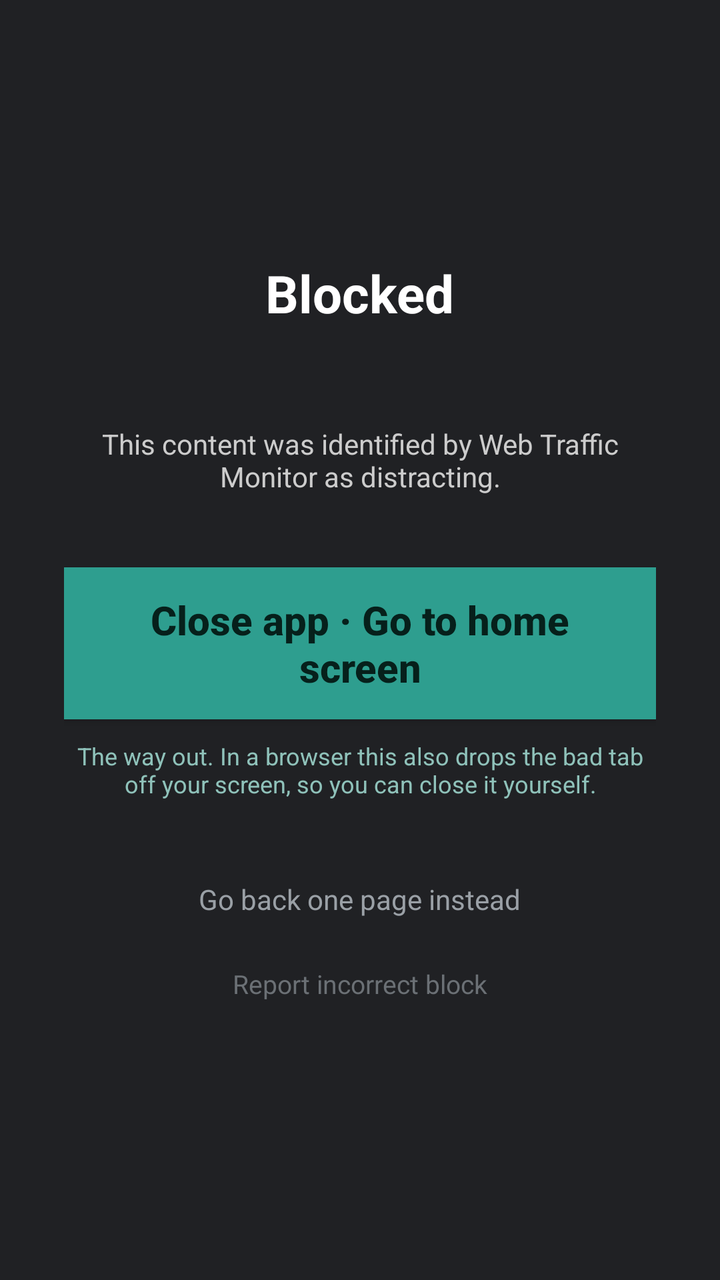
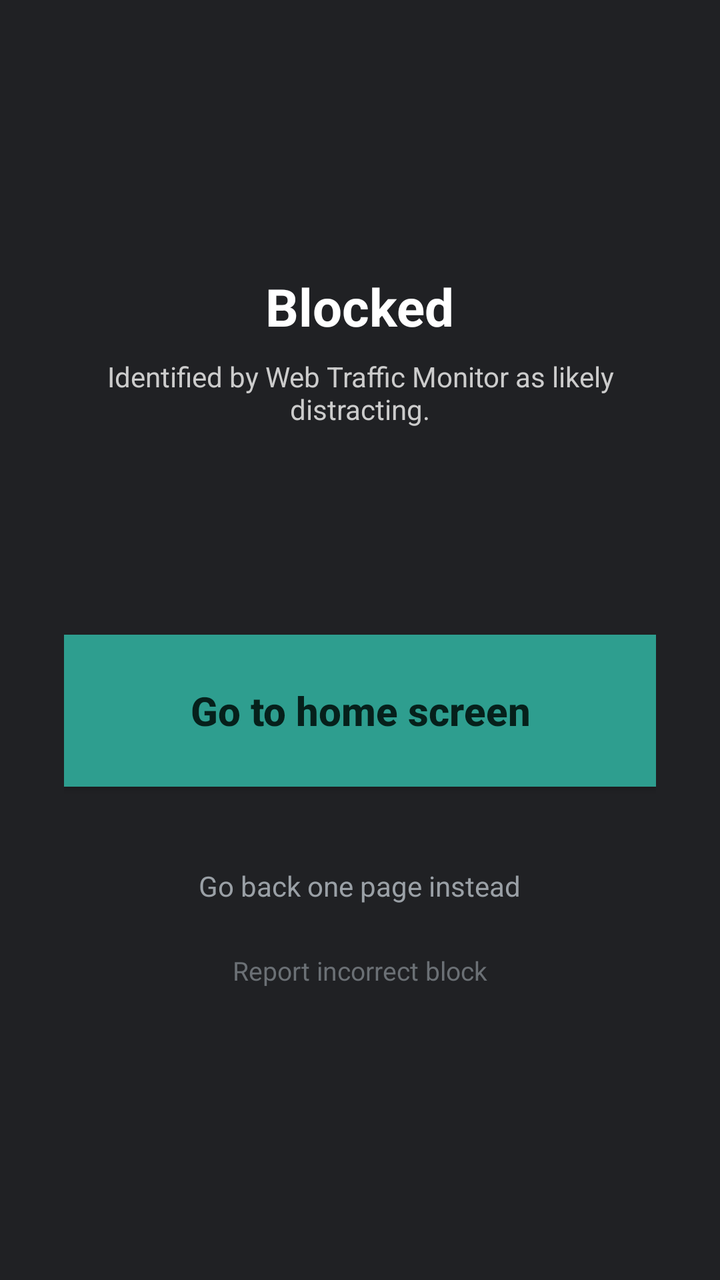

Screens rendered from an Android XML layout before and after an edit, with the pre-edit source and the edit as a unified diff.
<!-- AndroidManifest.xml: application theme Theme.WebTrafficMonitor -->
<!-- res/layout/overlay_block.xml -->
<?xml version="1.0" encoding="utf-8"?>
<LinearLayout xmlns:android="http://schemas.android.com/apk/res/android"
    android:layout_width="match_parent"
    android:layout_height="match_parent"
    android:background="#FF202124"
    android:gravity="center"
    android:orientation="vertical"
    android:padding="32dp">

    <TextView
        android:layout_width="wrap_content"
        android:layout_height="wrap_content"
        android:text="@string/block_title"
        android:textColor="#FFFFFF"
        android:textSize="26sp"
        android:textStyle="bold" />

    <TextView
        android:id="@+id/block_reason"
        android:layout_width="match_parent"
        android:layout_height="wrap_content"
        android:layout_marginTop="12dp"
        android:gravity="center"
        android:textColor="#FFD54F"
        android:textSize="18sp" />

    <TextView
        android:layout_width="match_parent"
        android:layout_height="wrap_content"
        android:layout_marginTop="12dp"
        android:gravity="center"
        android:text="@string/block_explanation"
        android:textColor="#CCCCCC"
        android:textSize="14sp" />

    
    <Button
        android:id="@+id/btn_leave"
        android:layout_width="match_parent"
        android:layout_height="wrap_content"
        android:layout_marginTop="36dp"
        android:background="#FF2E9E8F"
        android:minHeight="76dp"
        android:paddingLeft="20dp"
        android:paddingRight="20dp"
        android:text="@string/leave"
        android:textAllCaps="false"
        android:textColor="#FF06201B"
        android:textSize="20sp"
        android:textStyle="bold" />

    <TextView
        android:layout_width="match_parent"
        android:layout_height="wrap_content"
        android:layout_marginTop="10dp"
        android:gravity="center"
        android:text="@string/leave_hint"
        android:textColor="#FF8FC2BA"
        android:textSize="12sp" />

    
    <TextView
        android:id="@+id/btn_go_back"
        android:layout_width="wrap_content"
        android:layout_height="wrap_content"
        android:layout_marginTop="30dp"
        android:clickable="true"
        android:focusable="true"
        android:padding="10dp"
        android:text="@string/go_back"
        android:textColor="#FF9AA0A6"
        android:textSize="14sp" />

    <TextView
        android:id="@+id/btn_report"
        android:layout_width="wrap_content"
        android:layout_height="wrap_content"
        android:layout_marginTop="4dp"
        android:clickable="true"
        android:focusable="true"
        android:padding="10dp"
        android:text="@string/report_block"
        android:textColor="#FF6B7075"
        android:textSize="13sp" />

</LinearLayout>
<!-- resources referenced by this layout -->
<resources>
  <string name="block_explanation">This content was identified by Web Traffic Monitor as distracting.</string>
  <string name="block_title">Blocked</string>
  <string name="go_back">Go back one page instead</string>
  <string name="leave">Close app · Go to home screen</string>
  <string name="leave_hint">The way out. In a browser this also drops the bad tab off your screen, so you can close it yourself.</string>
  <string name="report_block">Report incorrect block</string>
  <style name="Theme.WebTrafficMonitor" parent="Theme.AppCompat.Light.NoActionBar" />
</resources>

<!-- the commit's change to res/layout/overlay_block.xml (unified diff, before → after) -->
@@ -16,21 +16,32 @@
         android:textStyle="bold" />
 
     <TextView
+        android:layout_width="match_parent"
+        android:layout_height="wrap_content"
+        android:layout_marginTop="8dp"
+        android:gravity="center"
+        android:text="@string/block_explanation"
+        android:textColor="#CCCCCC"
+        android:textSize="14sp" />
+
+    <TextView
         android:id="@+id/block_reason"
         android:layout_width="match_parent"
         android:layout_height="wrap_content"
-        android:layout_marginTop="12dp"
+        android:layout_marginTop="16dp"
         android:gravity="center"
         android:textColor="#FFD54F"
         android:textSize="18sp" />
 
+    
     <TextView
+        android:id="@+id/block_status"
         android:layout_width="match_parent"
         android:layout_height="wrap_content"
         android:layout_marginTop="12dp"
+        android:alpha="0"
         android:gravity="center"
-        android:text="@string/block_explanation"
-        android:textColor="#CCCCCC"
+        android:textColor="#FF8FC2BA"
         android:textSize="14sp" />
 
     
@@ -38,7 +49,7 @@
         android:id="@+id/btn_leave"
         android:layout_width="match_parent"
         android:layout_height="wrap_content"
-        android:layout_marginTop="36dp"
+        android:layout_marginTop="32dp"
         android:background="#FF2E9E8F"
         android:minHeight="76dp"
         android:paddingLeft="20dp"
@@ -49,24 +60,15 @@
         android:textSize="20sp"
         android:textStyle="bold" />
 
-    <TextView
-        android:layout_width="match_parent"
-        android:layout_height="wrap_content"
-        android:layout_marginTop="10dp"
-        android:gravity="center"
-        android:text="@string/leave_hint"
-        android:textColor="#FF8FC2BA"
-        android:textSize="12sp" />
-
     
     <TextView
         android:id="@+id/btn_go_back"
         android:layout_width="wrap_content"
         android:layout_height="wrap_content"
-        android:layout_marginTop="30dp"
+        android:layout_marginTop="28dp"
         android:clickable="true"
         android:focusable="true"
-        android:padding="10dp"
+        android:padding="12dp"
         android:text="@string/go_back"
         android:textColor="#FF9AA0A6"
         android:textSize="14sp" />
@@ -75,7 +77,7 @@
         android:id="@+id/btn_report"
         android:layout_width="wrap_content"
         android:layout_height="wrap_content"
-        android:layout_marginTop="4dp"
+        android:layout_marginTop="2dp"
         android:clickable="true"
         android:focusable="true"
         android:padding="10dp"
<!-- resource entries referenced after the edit -->
@@ -1,10 +1,9 @@
 <!-- resources referenced by this layout -->
 <resources>
-  <string name="block_explanation">This content was identified by Web Traffic Monitor as distracting.</string>
+  <string name="block_explanation">Identified by Web Traffic Monitor as likely distracting.</string>
   <string name="block_title">Blocked</string>
   <string name="go_back">Go back one page instead</string>
-  <string name="leave">Close app · Go to home screen</string>
-  <string name="leave_hint">The way out. In a browser this also drops the bad tab off your screen, so you can close it yourself.</string>
+  <string name="leave">Go to home screen</string>
   <string name="report_block">Report incorrect block</string>
   <style name="Theme.WebTrafficMonitor" parent="Theme.AppCompat.Light.NoActionBar" />
 </resources>
